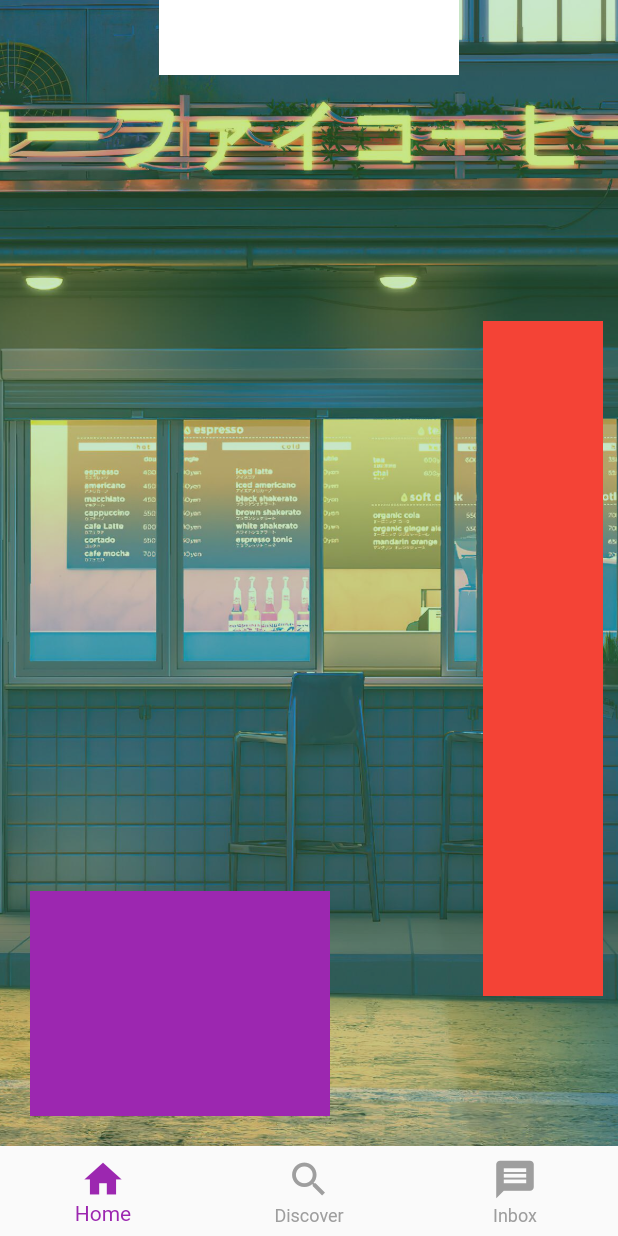
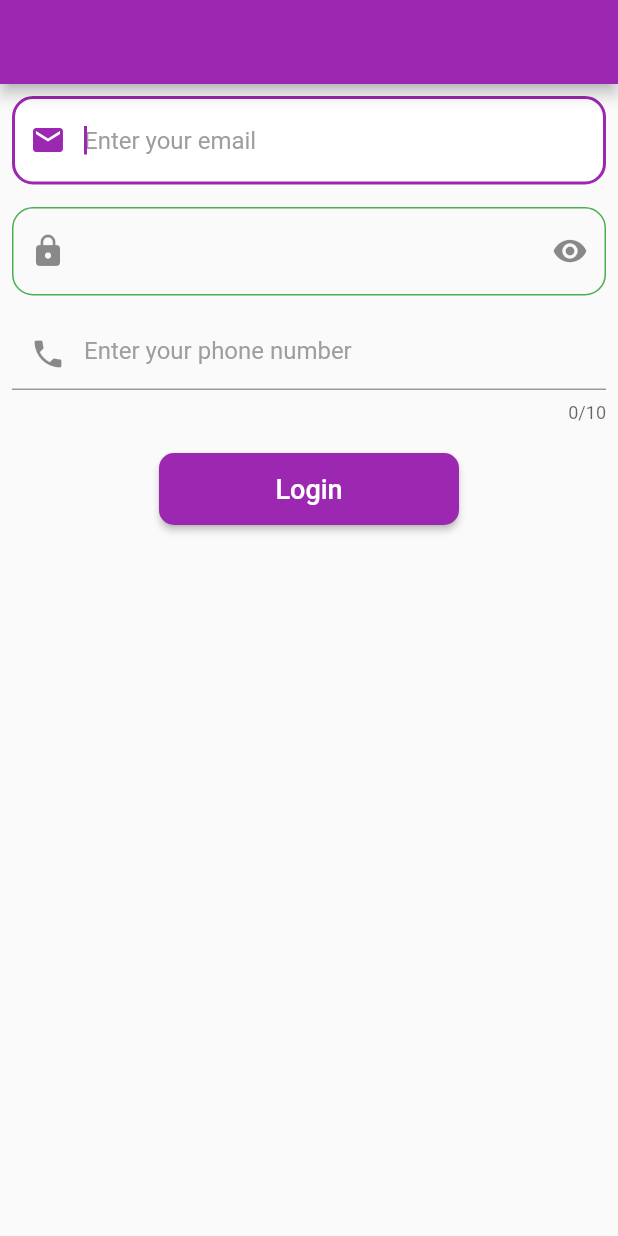
Before and after one commit to hmmisthisgood/broadway-april, a Flutter app: the screen it shows after launch, on a phone screen of 412 x 824 dp. Run offline on Flutter 3.47's test engine with Material 2 defaults, Android fonts, the phone set to English and light mode, and no system bars; our stand-ins replace flutter_svg.

Commit message:
text field and bottom navigation bar larned

```diff
--- a/first_app/lib/main.dart
+++ b/first_app/lib/main.dart
@@ -3,6 +3,7 @@ import 'package:first_app/page_view_screen.dart';
 import 'package:first_app/row_columns.dart';
 import 'package:first_app/stack_screen.dart';
 import 'package:first_app/tab_screen.dart';
+import 'package:first_app/textfield_screen.dart';
 import 'package:flutter/material.dart';
 import 'home.dart';
 import 'package:first_app/image_screen.dart';
@@ -26,9 +27,11 @@ class OurApp extends StatelessWidget {
   Widget build(BuildContext context) {
     // final whiteRgb = Color.fromRGBO(r, g, b, opacity);
 
-    return MaterialApp(title: "Our app", home: StackScreen()
-        //  RowAndColumns(),
-        );
+    return MaterialApp(
+      title: "Our app", home: TextFieldScreen(),
+      theme: ThemeData(primarySwatch: Colors.purple),
+      //  RowAndColumns(),
+    );
   }
 }
 
--- /dev/null
+++ b/first_app/lib/textfield_screen.dart
@@ -0,0 +1,199 @@
+import 'package:flutter/material.dart';
+
+class TextFieldScreen extends StatefulWidget {
+  const TextFieldScreen({Key? key}) : super(key: key);
+
+  @override
+  State<TextFieldScreen> createState() => _TextFieldScreenState();
+}
+
+class _TextFieldScreenState extends State<TextFieldScreen> {
+// Form
+// TextField
+// TextFormField
+  bool hidePassword = true;
+
+  final emailController = TextEditingController();
+  final passwordController = TextEditingController();
+  final phoneContoller = TextEditingController();
+  String email = '';
+  final formKey = GlobalKey<FormState>();
+  FocusNode emailFocus = FocusNode();
+  FocusNode phoneNoFocus = FocusNode();
+  @override
+  Widget build(BuildContext context) {
+    return Scaffold(
+      appBar: AppBar(),
+      body: SafeArea(
+        child: Container(
+          // color: Colors.black,
+          child: Form(
+            key: formKey,
+            autovalidateMode: AutovalidateMode.disabled,
+            child: Padding(
+              padding: const EdgeInsets.all(8.0),
+              child: SingleChildScrollView(
+                child: Column(
+                  // crossAxisAlignment: CrossAxisAlignment.start,
+                  children: [
+                    /// used for emulating content on the bottom
+                    // SizedBox(height: 350),
+                    // Text("Email"),
+                    TextFormField(
+                      autofocus: true,
+                      focusNode: emailFocus,
+                      controller: emailController,
+                      keyboardType: TextInputType.emailAddress,
+                      maxLines: 1,
+                      textInputAction: TextInputAction.next,
+                      onFieldSubmitted: (val) {
+                        phoneNoFocus.requestFocus();
+                      },
+                      onChanged: (val) {
+                        print(val);
+                        email = val;
+                      },
+                      // onSubmitted: (val) {
+                      //   print("submitted this: $val");
+                      // },
+                      decoration: InputDecoration(
+                        hintText: "Enter your email",
+                        // label: Text("Email"),
+                        // labelText: "Email",
+                        hintStyle: TextStyle(color: Colors.grey),
+                        prefixIcon: Icon(Icons.email),
+                        filled: true,
+                        fillColor: Colors.white,
+                        border: OutlineInputBorder(
+                            borderSide:
+                                BorderSide(width: 0.5, color: Colors.green),
+                            borderRadius: BorderRadius.circular(14)),
+                      ),
+                    ),
+                    SizedBox(height: 15),
+                    TextFormField(
+                      autovalidateMode: AutovalidateMode.disabled,
+                      controller: passwordController,
+                      obscureText: hidePassword,
+                      validator: (val) {
+                        if (val == null) {
+                          return "Password must be valid";
+                        }
+
+                        if (val.length < 8) {
+                          return "Password must be 8 characters long";
+                        }
+                      },
+                      decoration: InputDecoration(
+                          // border: UnderlineInputBorder(
+                          //   borderSide: BorderSide(color: Colors.black),
+                          // ),
+                          focusedBorder: UnderlineInputBorder(
+                            borderSide: BorderSide(color: Colors.black),
+                          ),
+                          enabledBorder: OutlineInputBorder(
+                              borderSide:
+                                  BorderSide(width: 1, color: Colors.green),
+                              borderRadius: BorderRadius.circular(14)),
+                          errorBorder: OutlineInputBorder(
+                              borderSide:
+                                  BorderSide(width: 1, color: Colors.red),
+                              borderRadius: BorderRadius.circular(14)),
+                          suffixIcon: InkWell(
+                            onTap: () {
+                              hidePassword = !hidePassword;
+                              setState(() {});
+                            },
+                            child: Icon(hidePassword == true
+                                ? Icons.visibility
+                                : Icons.visibility_off),
+                          ),
+                          prefixIcon: Icon(Icons.lock)),
+                    ),
+                    SizedBox(height: 15),
+
+                    TextFormField(
+                      controller: phoneContoller,
+                      focusNode: phoneNoFocus,
+                      keyboardType: TextInputType.number,
+                      maxLines: 1,
+                      maxLength: 10,
+                      textInputAction: TextInputAction.next,
+                      onChanged: (val) {
+                        print(val);
+                      },
+                      validator: (val) {
+                        if (val == null) {
+                          return "Phone number must be valid";
+                        }
+
+                        if (val.length < 10) {
+                          return "phone number must be 10 charcters long";
+                        }
+                      },
+                      decoration: InputDecoration(
+                          hintText: "Enter your phone number",
+                          hintStyle: TextStyle(color: Colors.grey),
+                          prefixIcon: Icon(Icons.phone)),
+                    ),
+                    SizedBox(height: 20),
+                    // GestureDetector(
+                    //   onTap: () {
+                    //     print("Logged in");
+                    //   },
+                    //   child: Container(
+                    //     height: 48,
+                    //     // padding: EdgeInsets.symmetric(horizontal: 15, vertical: 10),
+                    //     alignment: Alignment.center,
+
+                    //     decoration: BoxDecoration(
+                    //         color: Colors.purple,
+                    //         borderRadius: BorderRadius.circular(10)),
+                    //     child: Text(
+                    //       "Sign in",
+                    //       style: TextStyle(color: Colors.white, fontSize: 18),
+                    //     ),
+                    //   ),
+                    // )
+
+                    MaterialButton(
+                      onPressed: () {
+                        // var email = emailController.text;
+                        // var password = passwordController.text;
+                        // emailController.clear();
+
+                        // emailController.text = "some text";
+
+                        FocusScope.of(context).unfocus();
+
+                        if (formKey.currentState != null) {
+                          formKey.currentState!.save();
+                          final isValid = formKey.currentState!.validate();
+
+                          if (!isValid) {
+                            return;
+                          }
+
+                          /// request server
+                        }
+                      },
+                      color: Colors.purple,
+                      minWidth: 200,
+                      height: 48,
+                      shape: RoundedRectangleBorder(
+                          borderRadius: BorderRadius.circular(10)),
+                      child: Text(
+                        "Login",
+                        style: TextStyle(color: Colors.white, fontSize: 18),
+                      ),
+                    )
+                  ],
+                ),
+              ),
+            ),
+          ),
+        ),
+      ),
+    );
+  }
+}
```
Also changed, not shown: first_app/lib/stack_screen.dart (+44 -29 lines), first_app/lib/widget/bottom_nav_bar.dart (added, +42 -0 lines).
